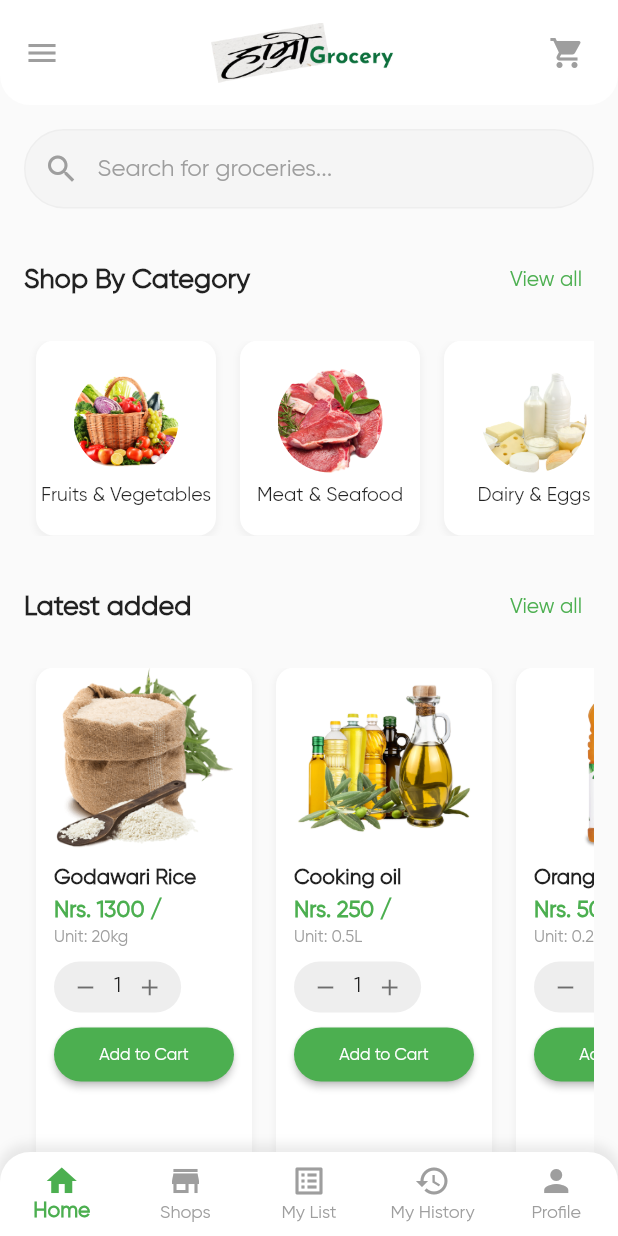
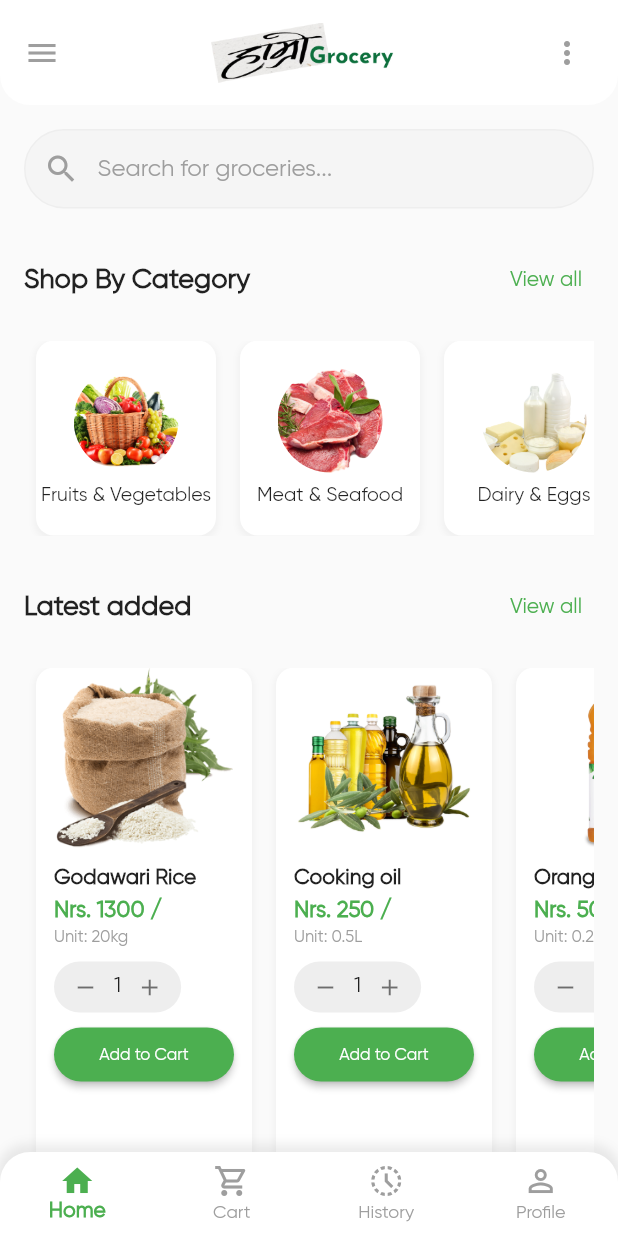
Before and after one commit to Prajwol999/hamro_grocery_mobile, a Flutter app: the GroceryAppHome screen opened directly, on a phone screen of 412 x 824 dp. Run offline on Flutter 3.47's test engine with Material 3 defaults, Android fonts, the phone set to English and light mode, and no system bars; our stand-ins replace another_flushbar, dartz, equatable, flutter_bloc, get_it, hive_flutter and 1 more; accounts and stored records are empty.

Commit message:
home page

```diff
--- a/lib/view/auth/dashboard/grocery_app_home.dart
+++ b/lib/view/auth/dashboard/grocery_app_home.dart
@@ -1,5 +1,6 @@
 import 'package:flutter/material.dart';
 import 'package:hamro_grocery_mobile/view/auth/dashboard/home_screen.dart';
+import 'package:hamro_grocery_mobile/feature/auth/presentation/view/signin_page.dart';
 
 class GroceryAppHome extends StatefulWidget {
   const GroceryAppHome({super.key});
@@ -13,16 +14,38 @@ class _GroceryAppHomeState extends State<GroceryAppHome> {
 
   static final List<Widget> _widgetOptions = <Widget>[
     const HomeScreen(),
-    const Center(child: Text('Your data for this screen will appear here', style: TextStyle(fontSize: 18, color: Colors.grey))),
-    const Center(child: Text('Your data for this screen will appear here', style: TextStyle(fontSize: 18, color: Colors.grey))),
-    const Center(child: Text('Your data for this screen will appear here', style: TextStyle(fontSize: 18, color: Colors.grey))),
-    const Center(child: Text('Your data for this screen will appear here', style: TextStyle(fontSize: 18, color: Colors.grey))),
+    const Center(
+      child: Text(
+        'Your cart is empty',
+        style: TextStyle(fontSize: 18, color: Colors.grey),
+      ),
+    ),
+    const Center(
+      child: Text(
+        'No order history yet',
+        style: TextStyle(fontSize: 18, color: Colors.grey),
+      ),
+    ),
+    const Center(
+      child: Text(
+        'Profile details will appear here',
+        style: TextStyle(fontSize: 18, color: Colors.grey),
+      ),
+    ),
   ];
 
   void _onItemTapped(int index) {
     setState(() {
       _selectedIndex = index;
     });
+  }
+
+  void _logout() {
+    Navigator.pushAndRemoveUntil(
+      context,
+      MaterialPageRoute(builder: (_) => const SignInPage()),
+      (route) => false,
+    );
   }
 
   @override
@@ -43,9 +66,21 @@ class _GroceryAppHomeState extends State<GroceryAppHome> {
         title: Image.asset('assets/hamro2.png', height: 40),
         centerTitle: true,
         actions: [
-          IconButton(
-            icon: const Icon(Icons.shopping_cart, color: Colors.grey),
-            onPressed: () {},
+          PopupMenuButton<String>(
+            icon: const Icon(Icons.more_vert, color: Colors.grey),
+            onSelected: (value) {
+              if (value == 'logout') {
+                _logout();
+              }
+            },
+            itemBuilder: (BuildContext context) {
+              return [
+                const PopupMenuItem<String>(
+                  value: 'logout',
+                  child: Text('Logout'),
+                ),
+              ];
+            },
           ),
           const SizedBox(width: 10),
         ],
@@ -66,11 +101,26 @@ class _GroceryAppHomeState extends State<GroceryAppHome> {
         ),
         child: BottomNavigationBar(
           items: const [
-            BottomNavigationBarItem(icon: Icon(Icons.home), label: 'Home'),
-            BottomNavigationBarItem(icon: Icon(Icons.store), label: 'Shops'),
-            BottomNavigationBarItem(icon: Icon(Icons.list_alt), label: 'My List'),
-            BottomNavigationBarItem(icon: Icon(Icons.history), label: 'My History'),
-            BottomNavigationBarItem(icon: Icon(Icons.person), label: 'Profile'),
+            BottomNavigationBarItem(
+              icon: Icon(Icons.home_outlined),
+              activeIcon: Icon(Icons.home),
+              label: 'Home',
+            ),
+            BottomNavigationBarItem(
+              icon: Icon(Icons.shopping_cart_outlined),
+              activeIcon: Icon(Icons.shopping_cart),
+              label: 'Cart',
+            ),
+            BottomNavigationBarItem(
+              icon: Icon(Icons.history_toggle_off),
+              activeIcon: Icon(Icons.history),
+              label: 'History',
+            ),
+            BottomNavigationBarItem(
+              icon: Icon(Icons.person_outline),
+              activeIcon: Icon(Icons.person),
+              label: 'Profile',
+            ),
           ],
           currentIndex: _selectedIndex,
           selectedItemColor: Colors.green,
```
